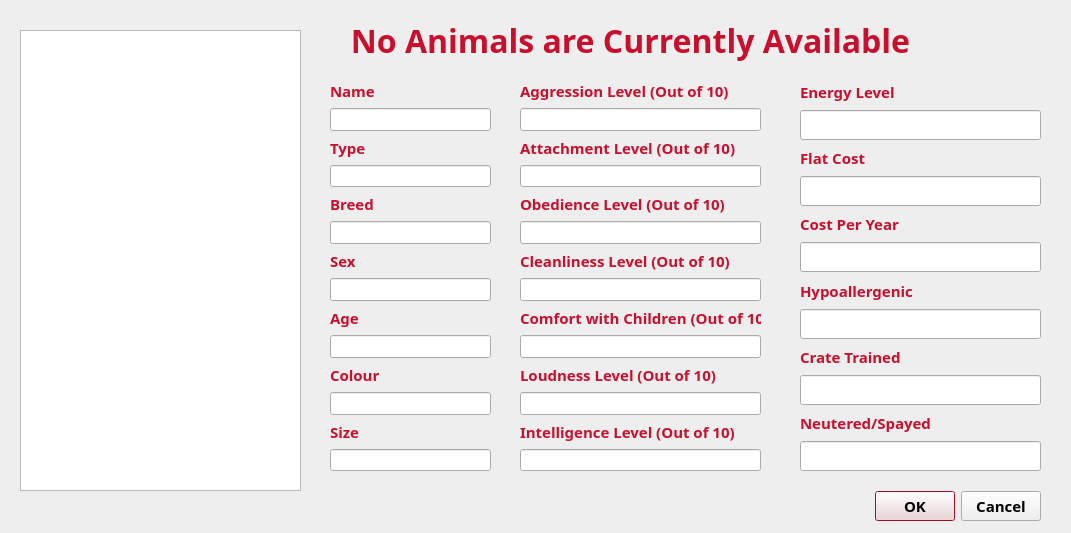
cameronhawtin/Animal-Farm-cuACS, file cuACS/viewanimals.ui: the form before one commit.
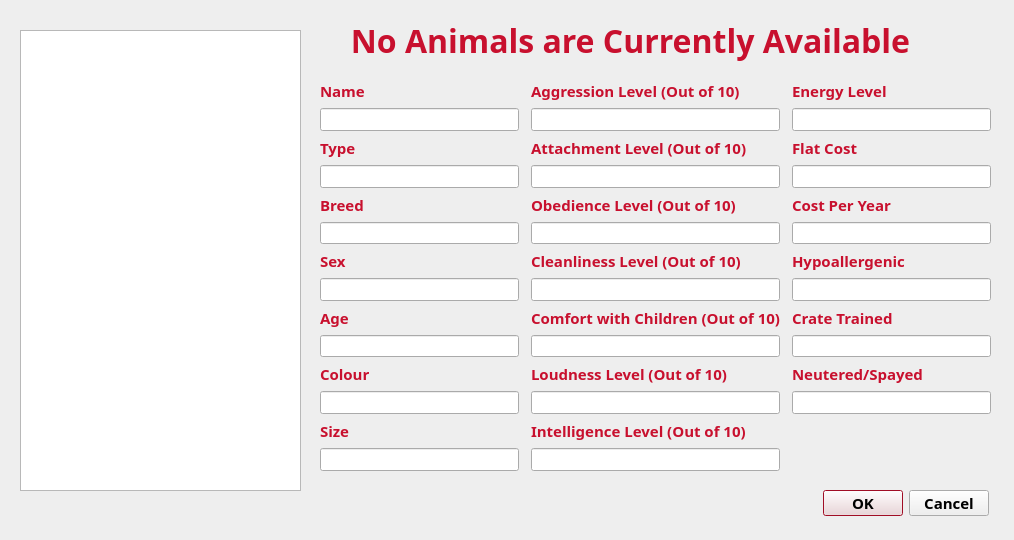
The form after the commit.

Patch:
```diff
--- a/cuACS/viewanimals.ui
+++ b/cuACS/viewanimals.ui
@@ -6,8 +6,8 @@
    <rect>
     <x>0</x>
     <y>0</y>
-    <width>1071</width>
-    <height>533</height>
+    <width>1014</width>
+    <height>540</height>
    </rect>
   </property>
   <property name="palette">
@@ -149,112 +149,6 @@
     </rect>
    </property>
   </widget>
-  <widget class="QDialogButtonBox" name="buttonBox">
-   <property name="geometry">
-    <rect>
-     <x>700</x>
-     <y>490</y>
-     <width>341</width>
-     <height>32</height>
-    </rect>
-   </property>
-   <property name="orientation">
-    <enum>Qt::Horizontal</enum>
-   </property>
-   <property name="standardButtons">
-    <set>QDialogButtonBox::Cancel|QDialogButtonBox::Ok</set>
-   </property>
-  </widget>
-  <widget class="QWidget" name="layoutWidget">
-   <property name="geometry">
-    <rect>
-     <x>330</x>
-     <y>80</y>
-     <width>161</width>
-     <height>391</height>
-    </rect>
-   </property>
-   <layout class="QVBoxLayout" name="verticalLayout_2">
-    <item>
-     <widget class="QLabel" name="nameLabel">
-      <property name="text">
-       <string>Name</string>
-      </property>
-     </widget>
-    </item>
-    <item>
-     <widget class="QLineEdit" name="nameLineEdit">
-      <property name="enabled">
-       <bool>true</bool>
-      </property>
-     </widget>
-    </item>
-    <item>
-     <widget class="QLabel" name="typeLabel">
-      <property name="text">
-       <string>Type</string>
-      </property>
-     </widget>
-    </item>
-    <item>
-     <widget class="QLineEdit" name="typeLineEdit"/>
-    </item>
-    <item>
-     <widget class="QLabel" name="labelBreed">
-      <property name="text">
-       <string>Breed</string>
-      </property>
-     </widget>
-    </item>
-    <item>
-     <widget class="QLineEdit" name="breedLineEdit"/>
-    </item>
-    <item>
-     <widget class="QLabel" name="sexLabel">
-      <property name="text">
-       <string>Sex</string>
-      </property>
-     </widget>
-    </item>
-    <item>
-     <widget class="QLineEdit" name="sexLineEdit"/>
-    </item>
-    <item>
-     <widget class="QLabel" name="ageLabel">
-      <property name="text">
-       <string>Age</string>
-      </property>
-     </widget>
-    </item>
-    <item>
-     <widget class="QLineEdit" name="ageLineEdit">
-      <property name="enabled">
-       <bool>true</bool>
-      </property>
-     </widget>
-    </item>
-    <item>
-     <widget class="QLabel" name="labelColour">
-      <property name="text">
-       <string>Colour</string>
-      </property>
-     </widget>
-    </item>
-    <item>
-     <widget class="QLineEdit" name="colourLineEdit"/>
-    </item>
-    <item>
-     <widget class="QLabel" name="sizeLabel">
-      <property name="text">
-       <string>Size</string>
-      </property>
-     </widget>
-    </item>
-    <item>
-     <widget class="QLineEdit" name="sizeLineEdit"/>
-    </item>
-   </layout>
-  </widget>
   <widget class="QLabel" name="titleLabel">
    <property name="geometry">
     <rect>
@@ -276,180 +170,249 @@
     <set>Qt::AlignCenter</set>
    </property>
   </widget>
-  <widget class="QWidget" name="layoutWidget_2">
+  <widget class="QWidget" name="gridLayoutWidget">
    <property name="geometry">
     <rect>
-     <x>520</x>
+     <x>320</x>
      <y>80</y>
-     <width>241</width>
+     <width>671</width>
      <height>391</height>
     </rect>
    </property>
-   <layout class="QVBoxLayout" name="verticalLayout_3">
-    <item>
+   <layout class="QGridLayout" name="gridLayout">
+    <property name="horizontalSpacing">
+     <number>12</number>
+    </property>
+    <item row="1" column="1">
      <widget class="QLabel" name="nameLabel_2">
       <property name="text">
        <string>Aggression Level (Out of 10)</string>
       </property>
      </widget>
     </item>
-    <item>
-     <widget class="QLineEdit" name="aggressionLineEdit">
-      <property name="enabled">
-       <bool>true</bool>
-      </property>
-     </widget>
+    <item row="6" column="0">
+     <widget class="QLineEdit" name="breedLineEdit"/>
     </item>
-    <item>
+    <item row="14" column="1">
+     <widget class="QLineEdit" name="intelligenceLineEdit"/>
+    </item>
+    <item row="3" column="1">
      <widget class="QLabel" name="typeLabel_2">
       <property name="text">
        <string>Attachment Level (Out of 10)</string>
       </property>
      </widget>
     </item>
-    <item>
-     <widget class="QLineEdit" name="attachmentLineEdit"/>
-    </item>
-    <item>
-     <widget class="QLabel" name="labelBreed_2">
-      <property name="text">
-       <string>Obedience Level (Out of 10)</string>
-      </property>
-     </widget>
-    </item>
-    <item>
+    <item row="6" column="1">
      <widget class="QLineEdit" name="obedienceLineEdit"/>
     </item>
-    <item>
-     <widget class="QLabel" name="sexLabel_2">
+    <item row="14" column="0">
+     <widget class="QLineEdit" name="sizeLineEdit"/>
+    </item>
+    <item row="2" column="1">
+     <widget class="QLineEdit" name="aggressionLineEdit">
+      <property name="enabled">
+       <bool>true</bool>
+      </property>
+     </widget>
+    </item>
+    <item row="13" column="0">
+     <widget class="QLabel" name="sizeLabel">
       <property name="text">
-       <string>Cleanliness Level (Out of 10)</string>
+       <string>Size</string>
       </property>
      </widget>
     </item>
-    <item>
-     <widget class="QLineEdit" name="cleanlinessLineEdit"/>
+    <item row="10" column="0">
+     <widget class="QLineEdit" name="ageLineEdit">
+      <property name="enabled">
+       <bool>true</bool>
+      </property>
+     </widget>
     </item>
-    <item>
+    <item row="9" column="1">
      <widget class="QLabel" name="ageLabel_6">
       <property name="text">
        <string>Comfort with Children (Out of 10)</string>
       </property>
      </widget>
     </item>
-    <item>
-     <widget class="QLineEdit" name="childrenComfortLineEdit">
-      <property name="enabled">
-       <bool>true</bool>
+    <item row="9" column="0">
+     <widget class="QLabel" name="ageLabel">
+      <property name="text">
+       <string>Age</string>
       </property>
      </widget>
     </item>
-    <item>
+    <item row="11" column="0">
+     <widget class="QLabel" name="labelColour">
+      <property name="text">
+       <string>Colour</string>
+      </property>
+     </widget>
+    </item>
+    <item row="8" column="1">
+     <widget class="QLineEdit" name="cleanlinessLineEdit"/>
+    </item>
+    <item row="4" column="0">
+     <widget class="QLineEdit" name="typeLineEdit"/>
+    </item>
+    <item row="11" column="1">
      <widget class="QLabel" name="ageLabel_2">
       <property name="text">
        <string>Loudness Level (Out of 10)</string>
       </property>
      </widget>
     </item>
-    <item>
+    <item row="12" column="1">
      <widget class="QLineEdit" name="loudnessLineEdit">
       <property name="enabled">
        <bool>true</bool>
       </property>
      </widget>
     </item>
-    <item>
+    <item row="7" column="1">
+     <widget class="QLabel" name="sexLabel_2">
+      <property name="text">
+       <string>Cleanliness Level (Out of 10)</string>
+      </property>
+     </widget>
+    </item>
+    <item row="3" column="0">
+     <widget class="QLabel" name="typeLabel">
+      <property name="text">
+       <string>Type</string>
+      </property>
+     </widget>
+    </item>
+    <item row="1" column="0">
+     <widget class="QLabel" name="nameLabel">
+      <property name="text">
+       <string>Name</string>
+      </property>
+     </widget>
+    </item>
+    <item row="8" column="0">
+     <widget class="QLineEdit" name="sexLineEdit"/>
+    </item>
+    <item row="5" column="0">
+     <widget class="QLabel" name="labelBreed">
+      <property name="text">
+       <string>Breed</string>
+      </property>
+     </widget>
+    </item>
+    <item row="5" column="1">
+     <widget class="QLabel" name="labelBreed_2">
+      <property name="text">
+       <string>Obedience Level (Out of 10)</string>
+      </property>
+     </widget>
+    </item>
+    <item row="12" column="0">
+     <widget class="QLineEdit" name="colourLineEdit"/>
+    </item>
+    <item row="4" column="1">
+     <widget class="QLineEdit" name="attachmentLineEdit"/>
+    </item>
+    <item row="7" column="0">
+     <widget class="QLabel" name="sexLabel">
+      <property name="text">
+       <string>Sex</string>
+      </property>
+     </widget>
+    </item>
+    <item row="2" column="0">
+     <widget class="QLineEdit" name="nameLineEdit">
+      <property name="enabled">
+       <bool>true</bool>
+      </property>
+     </widget>
+    </item>
+    <item row="10" column="1">
+     <widget class="QLineEdit" name="childrenComfortLineEdit">
+      <property name="enabled">
+       <bool>true</bool>
+      </property>
+     </widget>
+    </item>
+    <item row="13" column="1">
      <widget class="QLabel" name="typeLabel_3">
       <property name="text">
        <string>Intelligence Level (Out of 10)</string>
       </property>
      </widget>
     </item>
-    <item>
-     <widget class="QLineEdit" name="intelligenceLineEdit"/>
-    </item>
-   </layout>
-  </widget>
-  <widget class="QWidget" name="layoutWidget_3">
-   <property name="geometry">
-    <rect>
-     <x>800</x>
-     <y>80</y>
-     <width>241</width>
-     <height>391</height>
-    </rect>
-   </property>
-   <layout class="QVBoxLayout" name="verticalLayout_4">
-    <item>
+    <item row="1" column="2">
      <widget class="QLabel" name="nameLabel_3">
       <property name="text">
        <string>Energy Level</string>
       </property>
      </widget>
     </item>
-    <item>
+    <item row="2" column="2">
      <widget class="QLineEdit" name="energyLineEdit">
       <property name="enabled">
        <bool>true</bool>
       </property>
      </widget>
     </item>
-    <item>
+    <item row="3" column="2">
      <widget class="QLabel" name="labelBreed_3">
       <property name="text">
        <string>Flat Cost</string>
       </property>
      </widget>
     </item>
-    <item>
+    <item row="4" column="2">
      <widget class="QLineEdit" name="costLineEdit"/>
     </item>
-    <item>
+    <item row="5" column="2">
      <widget class="QLabel" name="sexLabel_3">
       <property name="text">
        <string>Cost Per Year</string>
       </property>
      </widget>
     </item>
-    <item>
+    <item row="6" column="2">
      <widget class="QLineEdit" name="costPerYearLineEdit"/>
     </item>
-    <item>
+    <item row="7" column="2">
      <widget class="QLabel" name="ageLabel_3">
       <property name="text">
        <string>Hypoallergenic</string>
       </property>
      </widget>
     </item>
-    <item>
+    <item row="8" column="2">
      <widget class="QLineEdit" name="isHypoallergenicLineEdit">
       <property name="enabled">
        <bool>true</bool>
       </property>
      </widget>
     </item>
-    <item>
+    <item row="9" column="2">
      <widget class="QLabel" name="ageLabel_4">
       <property name="text">
        <string>Crate Trained</string>
       </property>
      </widget>
     </item>
-    <item>
+    <item row="10" column="2">
      <widget class="QLineEdit" name="isCrateTrainedLineEdit">
       <property name="enabled">
        <bool>true</bool>
       </property>
      </widget>
     </item>
-    <item>
+    <item row="11" column="2">
      <widget class="QLabel" name="ageLabel_5">
       <property name="text">
        <string>Neutered/Spayed</string>
       </property>
      </widget>
     </item>
-    <item>
+    <item row="12" column="2">
      <widget class="QLineEdit" name="isNeuteredLineEdit">
       <property name="enabled">
        <bool>true</bool>
@@ -458,6 +421,22 @@
     </item>
    </layout>
   </widget>
+  <widget class="QDialogButtonBox" name="buttonBox">
+   <property name="geometry">
+    <rect>
+     <x>780</x>
+     <y>490</y>
+     <width>209</width>
+     <height>26</height>
+    </rect>
+   </property>
+   <property name="orientation">
+    <enum>Qt::Horizontal</enum>
+   </property>
+   <property name="standardButtons">
+    <set>QDialogButtonBox::Cancel|QDialogButtonBox::Ok</set>
+   </property>
+  </widget>
  </widget>
  <resources/>
  <connections>
```
